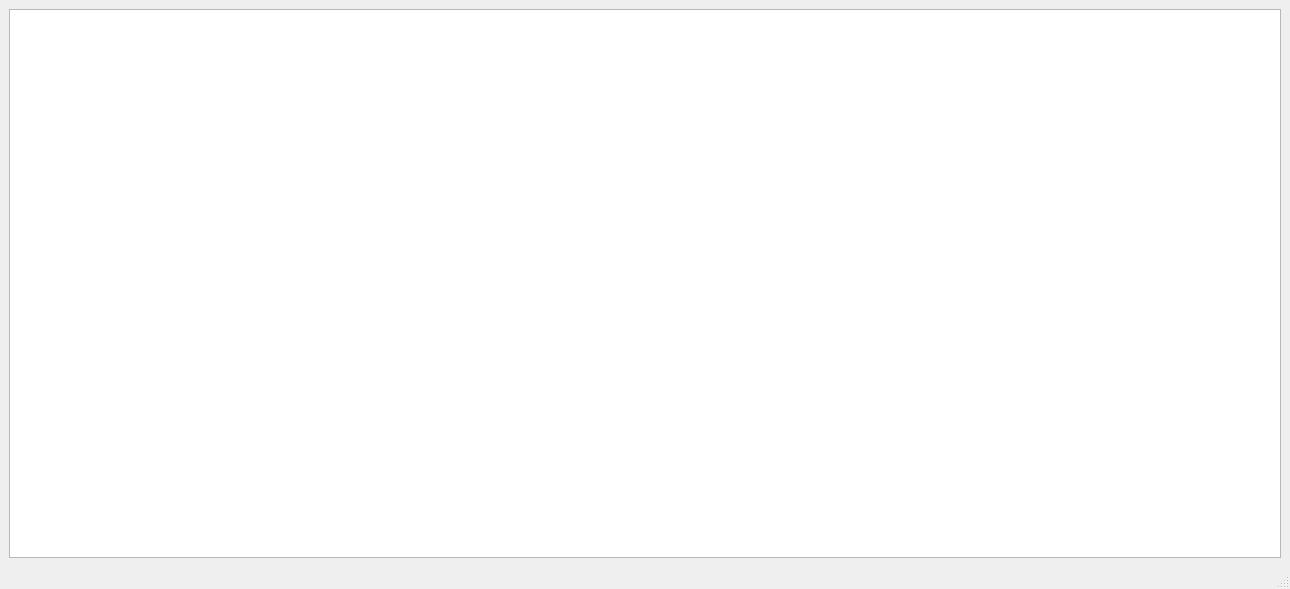
Above: kana.ui from Kracav4ik/kana before the change. Below: the same form after it.
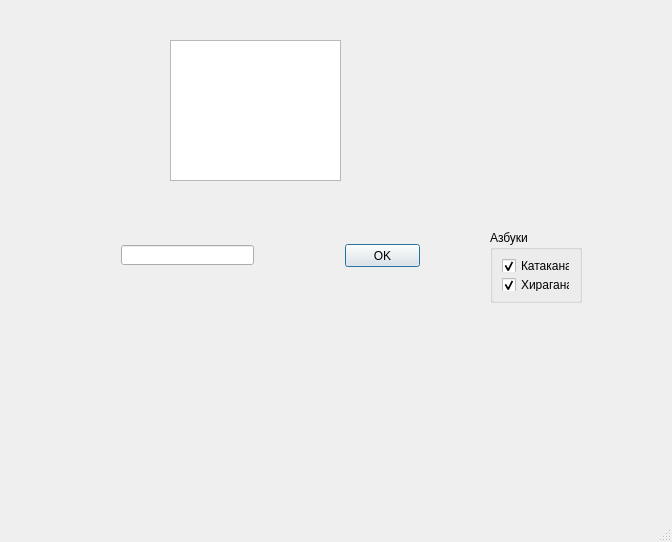
That is the form after the change.

Commit message: Кана: выбор азбуки

```diff
--- a/kana.ui
+++ b/kana.ui
@@ -6,19 +6,94 @@
    <rect>
     <x>0</x>
     <y>0</y>
-    <width>1290</width>
-    <height>589</height>
+    <width>672</width>
+    <height>542</height>
    </rect>
   </property>
   <property name="windowTitle">
    <string>Kana</string>
   </property>
   <widget class="QWidget" name="centralwidget">
-   <layout class="QVBoxLayout" name="verticalLayout">
-    <item>
-     <widget class="QGraphicsView" name="graphicsView"/>
-    </item>
-   </layout>
+   <widget class="QGraphicsView" name="graphicsView">
+    <property name="geometry">
+     <rect>
+      <x>170</x>
+      <y>40</y>
+      <width>171</width>
+      <height>141</height>
+     </rect>
+    </property>
+    <property name="backgroundBrush">
+     <brush brushstyle="SolidPattern">
+      <color alpha="255">
+       <red>0</red>
+       <green>0</green>
+       <blue>0</blue>
+      </color>
+     </brush>
+    </property>
+   </widget>
+   <widget class="QLineEdit" name="lineEdit">
+    <property name="geometry">
+     <rect>
+      <x>121</x>
+      <y>245</y>
+      <width>133</width>
+      <height>20</height>
+     </rect>
+    </property>
+   </widget>
+   <widget class="QPushButton" name="pushButton">
+    <property name="geometry">
+     <rect>
+      <x>345</x>
+      <y>244</y>
+      <width>75</width>
+      <height>23</height>
+     </rect>
+    </property>
+    <property name="text">
+     <string>OK</string>
+    </property>
+    <property name="default">
+     <bool>true</bool>
+    </property>
+   </widget>
+   <widget class="QGroupBox" name="kanaBox">
+    <property name="geometry">
+     <rect>
+      <x>490</x>
+      <y>230</y>
+      <width>92</width>
+      <height>73</height>
+     </rect>
+    </property>
+    <property name="title">
+     <string>Азбуки</string>
+    </property>
+    <layout class="QVBoxLayout" name="verticalLayout">
+     <item>
+      <widget class="QCheckBox" name="kataCheck">
+       <property name="text">
+        <string>Катакана</string>
+       </property>
+       <property name="checked">
+        <bool>true</bool>
+       </property>
+      </widget>
+     </item>
+     <item>
+      <widget class="QCheckBox" name="hiraCheck">
+       <property name="text">
+        <string>Хирагана</string>
+       </property>
+       <property name="checked">
+        <bool>true</bool>
+       </property>
+      </widget>
+     </item>
+    </layout>
+   </widget>
   </widget>
   <widget class="QMenuBar" name="menubar">
    <property name="geometry">
```
Left out of the diff: 2 changed lines with no effect on the pictures. The commit also changes 1 other file.
